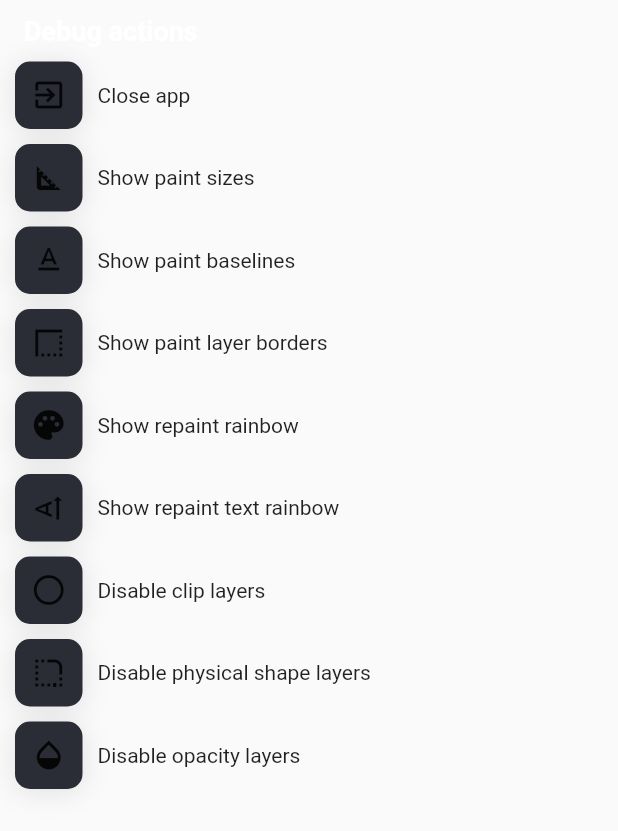
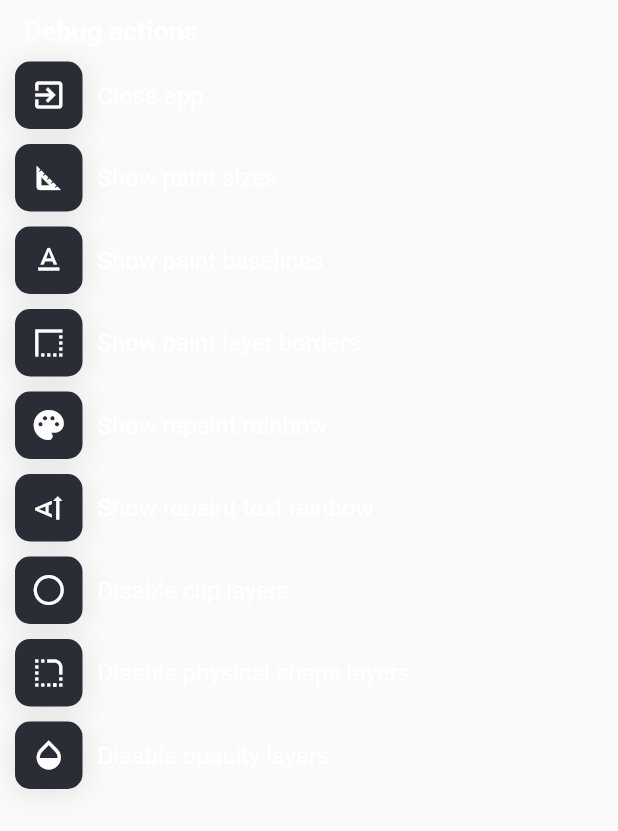
Before and after one commit to Frezyx/flutter_admin, a Flutter app: the AppActionsBody widget shown alone on an empty page, opened directly with empty values, on a phone screen of 412 x 824 dp. Shown: the top 831 px of the screen. Run offline on Flutter 3.47's test engine with Material 2 defaults, Android fonts, the phone set to English and light mode, and no system bars; our stand-ins replace device_info_plus, image_picker, package_info_plus, shared_preferences, talker_flutter; accounts and stored records are empty.

Commit message:
Complete current UI

```diff
--- a/packages/debug_friend/lib/src/widgets/action_card/action_card.dart
+++ b/packages/debug_friend/lib/src/widgets/action_card/action_card.dart
@@ -49,7 +49,7 @@ class ActionCard extends StatelessWidget {
             theme: theme,
           ),
           if (title != null) const SizedBox(width: 10),
-          if (title != null) Text(title!),
+          if (title != null) Text(title!, style: theme.bodyText),
         ],
       ),
     );
--- a/packages/debug_friend/lib/src/widgets/actions/app_action_body.dart
+++ b/packages/debug_friend/lib/src/widgets/actions/app_action_body.dart
@@ -28,58 +28,79 @@ class AppActionsBody extends StatelessWidget {
         ActionCard(
           onTap: () => exit(0),
           title: 'Close app',
-          icon: const Icon(Icons.exit_to_app),
+          icon: const Icon(
+            Icons.exit_to_app,
+            color: Colors.white,
+          ),
           theme: theme,
         ),
         ActionCard(
           onTap: () => debugPaintSizeEnabled = !debugPaintSizeEnabled,
           title: 'Show paint sizes',
-          icon: const Icon(Icons.square_foot),
+          icon: const Icon(
+            Icons.square_foot,
+            color: Colors.white,
+          ),
           theme: theme,
         ),
         ActionCard(
           onTap: () => debugPaintBaselinesEnabled = !debugPaintBaselinesEnabled,
           title: 'Show paint baselines',
-          icon: const Icon(Icons.text_format),
+          icon: const Icon(
+            Icons.text_format,
+            color: Colors.white,
+          ),
           theme: theme,
         ),
         ActionCard(
           onTap: () =>
               debugPaintLayerBordersEnabled = !debugPaintLayerBordersEnabled,
           title: 'Show paint layer borders',
-          icon: const Icon(Icons.border_style),
+          icon: const Icon(
+            Icons.border_style,
+            color: Colors.white,
+          ),
           theme: theme,
         ),
         ActionCard(
           onTap: () => debugRepaintRainbowEnabled = !debugRepaintRainbowEnabled,
           title: 'Show repaint rainbow',
-          icon: const Icon(Icons.palette),
+          icon: const Icon(
+            Icons.palette,
+            color: Colors.white,
+          ),
           theme: theme,
         ),
         ActionCard(
           onTap: () =>
               debugRepaintTextRainbowEnabled = !debugRepaintTextRainbowEnabled,
           title: 'Show repaint text rainbow',
-          icon: const Icon(Icons.text_rotate_up),
+          icon: const Icon(
+            Icons.text_rotate_up,
+            color: Colors.white,
+          ),
           theme: theme,
         ),
         ActionCard(
           onTap: () => debugDisableClipLayers = !debugDisableClipLayers,
           title: 'Disable clip layers',
-          icon: const Icon(Icons.circle_outlined),
+          icon: const Icon(
+            Icons.circle_outlined,
+            color: Colors.white,
+          ),
           theme: theme,
         ),
         ActionCard(
           onTap: () => debugDisablePhysicalShapeLayers =
               !debugDisablePhysicalShapeLayers,
           title: 'Disable physical shape layers',
-          icon: const Icon(Icons.rounded_corner),
+          icon: const Icon(Icons.rounded_corner, color: Colors.white),
           theme: theme,
         ),
         ActionCard(
           onTap: () => debugDisableOpacityLayers = !debugDisableOpacityLayers,
           title: 'Disable opacity layers',
-          icon: const Icon(Icons.opacity),
+          icon: const Icon(Icons.opacity, color: Colors.white),
           theme: theme,
         ),
       ],
```
